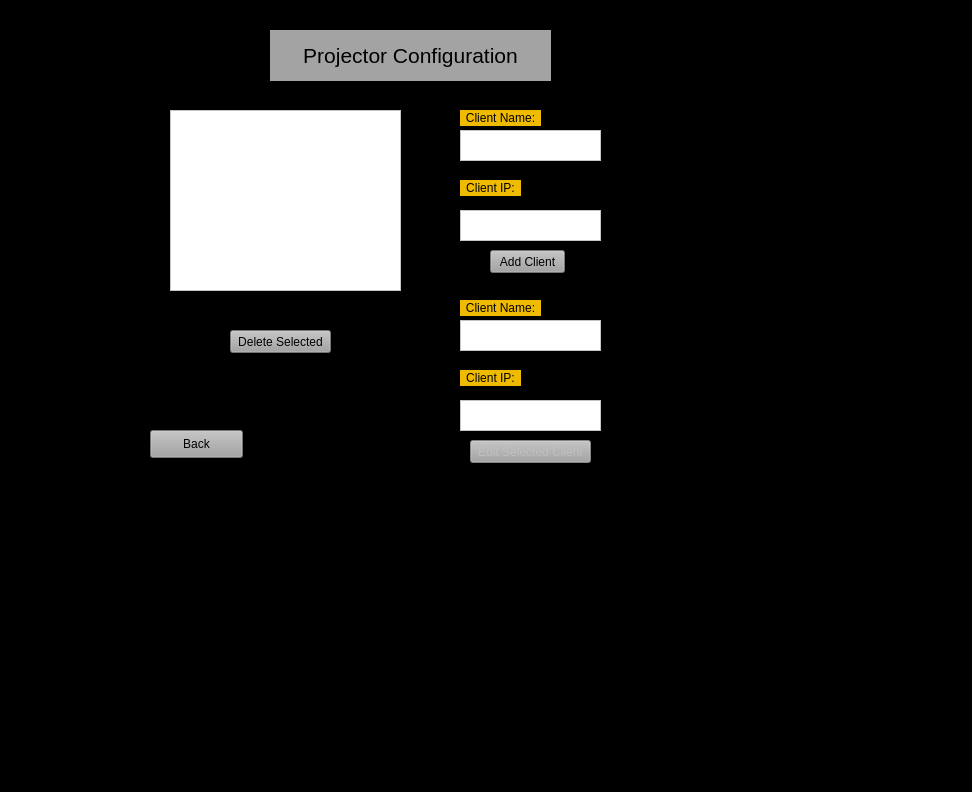
The window that GUI/ProjectorConfigurationWindow.ui (K3N-TR4N/Project-Edge-Blending) describes before a commit, drawn with Qt 5.
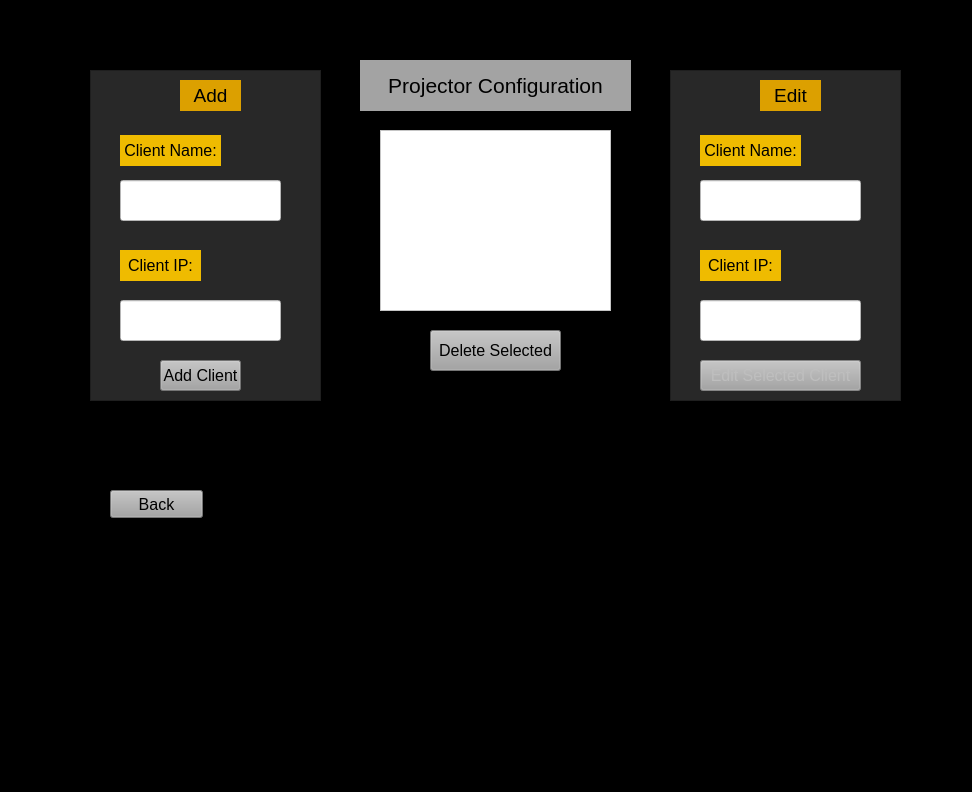
The same window after the commit.

Commit message: Changed Projector Config, network errors in main

```diff
--- a/GUI/ProjectorConfigurationWindow.ui
+++ b/GUI/ProjectorConfigurationWindow.ui
@@ -20,12 +20,18 @@
    <widget class="QPushButton" name="Back_btn">
     <property name="geometry">
      <rect>
-      <x>150</x>
-      <y>430</y>
+      <x>110</x>
+      <y>490</y>
       <width>93</width>
       <height>28</height>
      </rect>
     </property>
+    <property name="font">
+     <font>
+      <family>Leelawadee UI</family>
+      <pointsize>12</pointsize>
+     </font>
+    </property>
     <property name="styleSheet">
      <string notr="true">QPushButton {
 background-color: rgb(162, 162, 162);
@@ -46,12 +52,19 @@
    <widget class="QListWidget" name="Client_list">
     <property name="geometry">
      <rect>
-      <x>170</x>
-      <y>110</y>
+      <x>380</x>
+      <y>130</y>
       <width>231</width>
       <height>181</height>
      </rect>
     </property>
+    <property name="font">
+     <font>
+      <family>Leelawadee UI</family>
+      <pointsize>12</pointsize>
+      <italic>false</italic>
+     </font>
+    </property>
     <property name="styleSheet">
      <string notr="true">background-color: rgb(255, 255, 255);</string>
     </property>
@@ -59,12 +72,18 @@
    <widget class="QPushButton" name="Add_btn">
     <property name="geometry">
      <rect>
-      <x>490</x>
-      <y>250</y>
-      <width>75</width>
-      <height>23</height>
+      <x>160</x>
+      <y>360</y>
+      <width>81</width>
+      <height>31</height>
      </rect>
     </property>
+    <property name="font">
+     <font>
+      <family>Leelawadee UI</family>
+      <pointsize>12</pointsize>
+     </font>
+    </property>
     <property name="styleSheet">
      <string notr="true">QPushButton {
 background-color: rgb(162, 162, 162);
@@ -82,28 +101,21 @@
      <string>Add Client</string>
     </property>
    </widget>
-   <widget class="QTextEdit" name="Add_name">
-    <property name="geometry">
-     <rect>
-      <x>460</x>
-      <y>130</y>
-      <width>141</width>
-      <height>31</height>
-     </rect>
-    </property>
-    <property name="styleSheet">
-     <string notr="true">background-color: rgb(255, 255, 255);</string>
-    </property>
-   </widget>
    <widget class="QLabel" name="label">
     <property name="geometry">
      <rect>
-      <x>460</x>
-      <y>110</y>
-      <width>81</width>
-      <height>16</height>
+      <x>120</x>
+      <y>135</y>
+      <width>101</width>
+      <height>31</height>
      </rect>
     </property>
+    <property name="font">
+     <font>
+      <family>Leelawadee UI</family>
+      <pointsize>12</pointsize>
+     </font>
+    </property>
     <property name="styleSheet">
      <string notr="true">background-color: rgb(239, 187, 0);</string>
     </property>
@@ -114,12 +126,18 @@
    <widget class="QLabel" name="label_2">
     <property name="geometry">
      <rect>
-      <x>460</x>
-      <y>180</y>
-      <width>61</width>
-      <height>16</height>
+      <x>120</x>
+      <y>250</y>
+      <width>81</width>
+      <height>31</height>
      </rect>
     </property>
+    <property name="font">
+     <font>
+      <family>Leelawadee UI</family>
+      <pointsize>12</pointsize>
+     </font>
+    </property>
     <property name="styleSheet">
      <string notr="true">background-color: rgb(239, 187, 0);</string>
     </property>
@@ -127,63 +145,24 @@
      <string>&lt;html&gt;&lt;head/&gt;&lt;body&gt;&lt;p align=&quot;center&quot;&gt;Client IP:&lt;/p&gt;&lt;/body&gt;&lt;/html&gt;</string>
     </property>
    </widget>
-   <widget class="QTextEdit" name="Add_IP">
-    <property name="geometry">
-     <rect>
-      <x>460</x>
-      <y>210</y>
-      <width>141</width>
-      <height>31</height>
-     </rect>
-    </property>
-    <property name="styleSheet">
-     <string notr="true">background-color: rgb(255, 255, 255);</string>
-    </property>
-   </widget>
-   <widget class="QTextEdit" name="Edit_name">
-    <property name="enabled">
-     <bool>false</bool>
-    </property>
-    <property name="geometry">
-     <rect>
-      <x>460</x>
-      <y>320</y>
-      <width>141</width>
-      <height>31</height>
-     </rect>
-    </property>
-    <property name="styleSheet">
-     <string notr="true">background-color: rgb(255, 255, 255);</string>
-    </property>
-   </widget>
-   <widget class="QTextEdit" name="Edit_IP">
-    <property name="enabled">
-     <bool>false</bool>
-    </property>
-    <property name="geometry">
-     <rect>
-      <x>460</x>
-      <y>400</y>
-      <width>141</width>
-      <height>31</height>
-     </rect>
-    </property>
-    <property name="styleSheet">
-     <string notr="true">background-color: rgb(255, 255, 255);</string>
-    </property>
-   </widget>
    <widget class="QPushButton" name="Edit_btn">
     <property name="enabled">
      <bool>false</bool>
     </property>
     <property name="geometry">
      <rect>
-      <x>470</x>
-      <y>440</y>
-      <width>121</width>
-      <height>23</height>
+      <x>700</x>
+      <y>360</y>
+      <width>161</width>
+      <height>31</height>
      </rect>
     </property>
+    <property name="font">
+     <font>
+      <family>Leelawadee UI</family>
+      <pointsize>12</pointsize>
+     </font>
+    </property>
     <property name="styleSheet">
      <string notr="true">QPushButton {
 background-color: rgb(162, 162, 162);
@@ -204,12 +183,18 @@
    <widget class="QLabel" name="label_3">
     <property name="geometry">
      <rect>
-      <x>460</x>
-      <y>300</y>
-      <width>81</width>
-      <height>16</height>
+      <x>700</x>
+      <y>135</y>
+      <width>101</width>
+      <height>31</height>
      </rect>
     </property>
+    <property name="font">
+     <font>
+      <family>Leelawadee UI</family>
+      <pointsize>12</pointsize>
+     </font>
+    </property>
     <property name="styleSheet">
      <string notr="true">background-color: rgb(239, 187, 0);</string>
     </property>
@@ -220,12 +205,18 @@
    <widget class="QLabel" name="label_4">
     <property name="geometry">
      <rect>
-      <x>460</x>
-      <y>370</y>
-      <width>61</width>
-      <height>16</height>
+      <x>700</x>
+      <y>250</y>
+      <width>81</width>
+      <height>31</height>
      </rect>
     </property>
+    <property name="font">
+     <font>
+      <family>Leelawadee UI</family>
+      <pointsize>12</pointsize>
+     </font>
+    </property>
     <property name="styleSheet">
      <string notr="true">background-color: rgb(239, 187, 0);</string>
     </property>
@@ -236,12 +227,18 @@
    <widget class="QPushButton" name="Delete_btn">
     <property name="geometry">
      <rect>
-      <x>230</x>
+      <x>430</x>
       <y>330</y>
-      <width>101</width>
-      <height>23</height>
+      <width>131</width>
+      <height>41</height>
      </rect>
     </property>
+    <property name="font">
+     <font>
+      <family>Leelawadee UI</family>
+      <pointsize>12</pointsize>
+     </font>
+    </property>
     <property name="styleSheet">
      <string notr="true">QPushButton {
 background-color: rgb(162, 162, 162);
@@ -262,14 +259,15 @@
    <widget class="QLabel" name="label_5">
     <property name="geometry">
      <rect>
-      <x>270</x>
-      <y>30</y>
-      <width>281</width>
+      <x>360</x>
+      <y>60</y>
+      <width>271</width>
       <height>51</height>
      </rect>
     </property>
     <property name="font">
      <font>
+      <family>Leelawadee UI</family>
       <pointsize>16</pointsize>
      </font>
     </property>
@@ -280,6 +278,186 @@
      <string>&lt;html&gt;&lt;head/&gt;&lt;body&gt;&lt;p align=&quot;center&quot;&gt;Projector Configuration&lt;/p&gt;&lt;/body&gt;&lt;/html&gt;</string>
     </property>
    </widget>
+   <widget class="QLineEdit" name="Add_name">
+    <property name="geometry">
+     <rect>
+      <x>120</x>
+      <y>180</y>
+      <width>161</width>
+      <height>41</height>
+     </rect>
+    </property>
+    <property name="font">
+     <font>
+      <family>Leelawadee UI</family>
+      <pointsize>12</pointsize>
+     </font>
+    </property>
+    <property name="styleSheet">
+     <string notr="true">background-color: rgb(255, 255, 255);</string>
+    </property>
+   </widget>
+   <widget class="QLineEdit" name="Add_IP">
+    <property name="geometry">
+     <rect>
+      <x>120</x>
+      <y>300</y>
+      <width>161</width>
+      <height>41</height>
+     </rect>
+    </property>
+    <property name="font">
+     <font>
+      <family>Leelawadee UI</family>
+      <pointsize>12</pointsize>
+     </font>
+    </property>
+    <property name="styleSheet">
+     <string notr="true">background-color: rgb(255, 255, 255);</string>
+    </property>
+   </widget>
+   <widget class="QLineEdit" name="Edit_name">
+    <property name="geometry">
+     <rect>
+      <x>700</x>
+      <y>180</y>
+      <width>161</width>
+      <height>41</height>
+     </rect>
+    </property>
+    <property name="font">
+     <font>
+      <family>Leelawadee UI</family>
+      <pointsize>12</pointsize>
+     </font>
+    </property>
+    <property name="styleSheet">
+     <string notr="true">background-color: rgb(255, 255, 255);</string>
+    </property>
+   </widget>
+   <widget class="QLineEdit" name="Edit_IP">
+    <property name="geometry">
+     <rect>
+      <x>700</x>
+      <y>300</y>
+      <width>161</width>
+      <height>41</height>
+     </rect>
+    </property>
+    <property name="font">
+     <font>
+      <family>Leelawadee UI</family>
+      <pointsize>12</pointsize>
+     </font>
+    </property>
+    <property name="styleSheet">
+     <string notr="true">background-color: rgb(255, 255, 255);</string>
+    </property>
+   </widget>
+   <widget class="QFrame" name="frame">
+    <property name="geometry">
+     <rect>
+      <x>90</x>
+      <y>70</y>
+      <width>231</width>
+      <height>331</height>
+     </rect>
+    </property>
+    <property name="autoFillBackground">
+     <bool>false</bool>
+    </property>
+    <property name="styleSheet">
+     <string notr="true">background-color: rgb(40, 40, 40);</string>
+    </property>
+    <property name="frameShape">
+     <enum>QFrame::StyledPanel</enum>
+    </property>
+    <property name="frameShadow">
+     <enum>QFrame::Sunken</enum>
+    </property>
+    <widget class="QLabel" name="label_6">
+     <property name="geometry">
+      <rect>
+       <x>90</x>
+       <y>10</y>
+       <width>61</width>
+       <height>31</height>
+      </rect>
+     </property>
+     <property name="font">
+      <font>
+       <family>Leelawadee UI</family>
+       <pointsize>14</pointsize>
+      </font>
+     </property>
+     <property name="styleSheet">
+      <string notr="true">background-color: rgb(220, 160, 0);</string>
+     </property>
+     <property name="text">
+      <string>&lt;html&gt;&lt;head/&gt;&lt;body&gt;&lt;p align=&quot;center&quot;&gt;Add&lt;/p&gt;&lt;/body&gt;&lt;/html&gt;</string>
+     </property>
+    </widget>
+   </widget>
+   <widget class="QFrame" name="frame_2">
+    <property name="geometry">
+     <rect>
+      <x>670</x>
+      <y>70</y>
+      <width>231</width>
+      <height>331</height>
+     </rect>
+    </property>
+    <property name="autoFillBackground">
+     <bool>false</bool>
+    </property>
+    <property name="styleSheet">
+     <string notr="true">background-color: rgb(40, 40, 40);</string>
+    </property>
+    <property name="frameShape">
+     <enum>QFrame::StyledPanel</enum>
+    </property>
+    <property name="frameShadow">
+     <enum>QFrame::Sunken</enum>
+    </property>
+    <widget class="QLabel" name="label_7">
+     <property name="geometry">
+      <rect>
+       <x>90</x>
+       <y>10</y>
+       <width>61</width>
+       <height>31</height>
+      </rect>
+     </property>
+     <property name="font">
+      <font>
+       <family>Leelawadee UI</family>
+       <pointsize>14</pointsize>
+      </font>
+     </property>
+     <property name="styleSheet">
+      <string notr="true">background-color: rgb(220, 160, 0);</string>
+     </property>
+     <property name="text">
+      <string>&lt;html&gt;&lt;head/&gt;&lt;body&gt;&lt;p align=&quot;center&quot;&gt;Edit&lt;/p&gt;&lt;/body&gt;&lt;/html&gt;</string>
+     </property>
+    </widget>
+   </widget>
+   <zorder>frame_2</zorder>
+   <zorder>frame</zorder>
+   <zorder>Back_btn</zorder>
+   <zorder>Client_list</zorder>
+   <zorder>Add_btn</zorder>
+   <zorder>label</zorder>
+   <zorder>label_2</zorder>
+   <zorder>Edit_btn</zorder>
+   <zorder>label_3</zorder>
+   <zorder>label_4</zorder>
+   <zorder>Delete_btn</zorder>
+   <zorder>label_5</zorder>
+   <zorder>Add_name</zorder>
+   <zorder>Add_IP</zorder>
+   <zorder>Edit_name</zorder>
+   <zorder>Edit_IP</zorder>
   </widget>
  </widget>
  <resources/>
```
Left out of the diff: 11 changed lines with no effect on the pictures. The commit also changes 1 other file.
